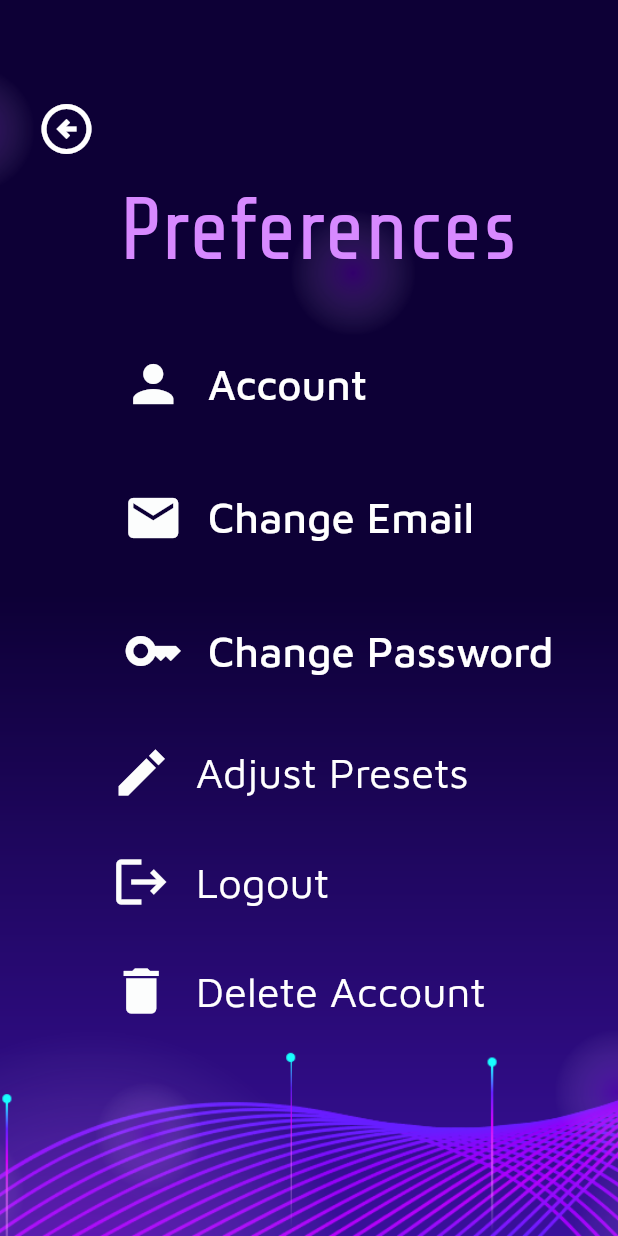
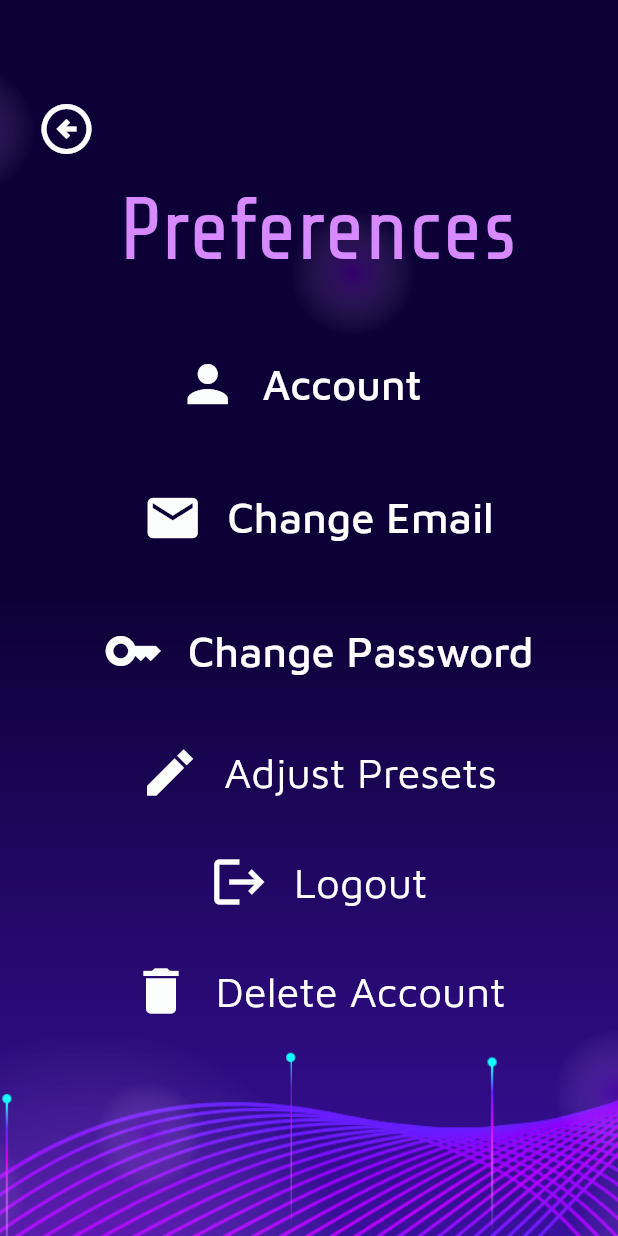
Before and after one commit to Temper-Tunes-Senior-Design-Project/TemperTunes, a Flutter app: the PreferencesPage screen opened directly, on a phone screen of 412 x 824 dp. Run offline on Flutter 3.47's test engine with Material 2 defaults, Android fonts, the phone set to English and light mode, and no system bars; our stand-ins replace camera, cloud_firestore, cloud_functions, firebase_auth, firebase_core, firebase_crashlytics and 6 more; missing offline and left inert: collapsible_sidebar, mockito, simple_ripple_animation; accounts and stored records are empty.

Commit message:
Updated files

```diff
--- a/lib/Pages/PreferencesPage.dart
+++ b/lib/Pages/PreferencesPage.dart
@@ -57,7 +57,8 @@ class LargeScreen extends StatelessWidget {
             ),
 
             ///Main Container
-            Container(
+            FittedBox(
+              child: Container(
                 height: height * 0.8,
                 width: width * 0.3,
                 decoration: BoxDecoration(
@@ -77,7 +78,8 @@ class LargeScreen extends StatelessWidget {
                     ),
 
                     ///Preferences Title
-                  Container(
+                    FittedBox(
+                      child: Container(
                         alignment: Alignment.center,
                         padding: EdgeInsets.only(
                             top: 0.03 * height, bottom: 0.03 * height),
@@ -87,6 +89,7 @@ class LargeScreen extends StatelessWidget {
                             fontSize: 53,
                             fontFamily: 'Share Tech',
                             color: MyPalette.lightPurple,
+                          ),
                         ),
                       ),
                     ),
@@ -146,7 +149,8 @@ class LargeScreen extends StatelessWidget {
                               Container(
                                   alignment: Alignment.topLeft,
                                   child: Icon(
-                                  IconData(0xe22a, fontFamily: 'MaterialIcons'),
+                                    IconData(0xe22a,
+                                        fontFamily: 'MaterialIcons'),
                                     color: MyPalette.white,
                                     size: 24,
                                   )),
@@ -245,6 +249,7 @@ class LargeScreen extends StatelessWidget {
                         ],
                       ),
                     ),
+
                     ///Logout
                     Container(
                       padding: EdgeInsets.only(top: 0.035 * height),
@@ -275,6 +280,7 @@ class LargeScreen extends StatelessWidget {
                         ],
                       ),
                     ),
+
                     ///Delete
                     Container(
                       padding: EdgeInsets.only(top: 0.035 * height),
@@ -306,6 +312,7 @@ class LargeScreen extends StatelessWidget {
                       ),
                     ),
                   ],
+                ),
               ),
             ),
           ],
@@ -361,12 +368,14 @@ class SmallScreen extends StatelessWidget {
                   ],
                 ),
               ),
-              Container(
+              FittedBox(
+                child: Container(
                   alignment: Alignment.center,
                   child: Column(
                     mainAxisAlignment: MainAxisAlignment.center,
                     children: [
                       Column(
+                        crossAxisAlignment: CrossAxisAlignment.center,
                         children: [
                           ///Preferences Title
                           Container(
@@ -383,35 +392,38 @@ class SmallScreen extends StatelessWidget {
                             ),
                           ),
 
-                        Container(
+                          Center(
+                            child: Container(
                               alignment: Alignment.center,
                               padding: EdgeInsets.only(
                                   right: 0.03 * width, left: 0.03 * width),
                               child: Column(
-                            mainAxisAlignment: MainAxisAlignment.spaceEvenly,
+                                mainAxisAlignment:
+                                    MainAxisAlignment.spaceEvenly,
+                                crossAxisAlignment: CrossAxisAlignment.center,
                                 children: [
                                   ///Account
                                   Container(
+                                    alignment: Alignment.center,
                                     child: TextButton(
                                       child: Container(
-                                    padding:
-                                        EdgeInsets.only(right: 0.03 * height),
+                                        padding: EdgeInsets.only(
+                                            right: 0.03 * height),
                                         child: Row(
                                           children: [
                                             Container(
-                                          padding: EdgeInsets.only(
-                                              left: 0.12 * width),
-                                          alignment: Alignment.topLeft,
                                               child: Icon(
                                                 IconData(0xe491,
-                                                fontFamily: 'MaterialIcons'),
+                                                    fontFamily:
+                                                        'MaterialIcons'),
                                                 color: MyPalette.white,
                                                 size: 40,
                                               ),
                                             ),
                                             Container(
                                               padding: EdgeInsets.only(
-                                              left: 0.04 * width, bottom: 0),
+                                                  left: 0.04 * width,
+                                                  bottom: 0),
                                               alignment: Alignment.topLeft,
                                               child: Text(
                                                 'Account',
@@ -429,7 +441,8 @@ class SmallScreen extends StatelessWidget {
                                         Navigator.push(
                                             context,
                                             MaterialPageRoute(
-                                            builder: (context) => UserPage()));
+                                                builder: (context) =>
+                                                    UserPage()));
                                       },
                                       style: ElevatedButton.styleFrom(
                                         backgroundColor: Colors.transparent,
@@ -440,24 +453,24 @@ class SmallScreen extends StatelessWidget {
 
                                   ///Change Email
                                   Container(
-                                padding: EdgeInsets.only(top: 0.04 * height),
+                                    padding:
+                                        EdgeInsets.only(top: 0.04 * height),
                                     child: TextButton(
                                       child: Row(
                                         children: [
                                           ///icon
                                           Container(
-                                          padding: EdgeInsets.only(
-                                              left: 0.12 * width),
                                             alignment: Alignment.topLeft,
                                             child: Icon(
                                               IconData(0xe22a,
                                                   fontFamily: 'MaterialIcons'),
                                               color: MyPalette.white,
                                               size: 40,
-                                          )),
+                                            ),
+                                          ),
                                           Container(
-                                        padding:
-                                            EdgeInsets.only(left: 0.04 * width),
+                                            padding: EdgeInsets.only(
+                                                left: 0.04 * width),
                                             alignment: Alignment.topLeft,
                                             child: Text(
                                               'Change Email',
@@ -486,24 +499,24 @@ class SmallScreen extends StatelessWidget {
 
                                   ///Change Password
                                   Container(
-                                padding: EdgeInsets.only(top: 0.04 * height),
+                                    padding:
+                                        EdgeInsets.only(top: 0.04 * height),
                                     child: TextButton(
                                       child: Row(
                                         children: [
                                           ///icon
                                           Container(
-                                          padding: EdgeInsets.only(
-                                              left: 0.12 * width),
                                               alignment: Alignment.topLeft,
                                               child: Icon(
                                                 IconData(0xf052b,
-                                                fontFamily: 'MaterialIcons'),
+                                                    fontFamily:
+                                                        'MaterialIcons'),
                                                 color: MyPalette.white,
                                                 size: 40,
                                               )),
                                           Container(
-                                        padding:
-                                            EdgeInsets.only(left: 0.04 * width),
+                                            padding: EdgeInsets.only(
+                                                left: 0.04 * width),
                                             alignment: Alignment.topLeft,
                                             child: Text(
                                               'Change Password',
@@ -532,13 +545,12 @@ class SmallScreen extends StatelessWidget {
 
                                   ///Adjust Presets
                                   Container(
-                                padding: EdgeInsets.only(top: 0.04 * height),
+                                    padding:
+                                        EdgeInsets.only(top: 0.04 * height),
                                     child: Row(
                                       children: [
                                         ///icon
                                         Container(
-                                        padding:
-                                            EdgeInsets.only(left: 0.12 * width),
                                             alignment: Alignment.topLeft,
                                             child: Icon(
                                               IconData(0xe91c,
@@ -547,8 +559,8 @@ class SmallScreen extends StatelessWidget {
                                               size: 40,
                                             )),
                                         Container(
-                                      padding:
-                                          EdgeInsets.only(left: 0.04 * width),
+                                          padding: EdgeInsets.only(
+                                              left: 0.04 * width),
                                           alignment: Alignment.topLeft,
                                           child: Text(
                                             'Adjust Presets',
@@ -563,23 +575,23 @@ class SmallScreen extends StatelessWidget {
                                     ),
                                   ),
                                   Container(
-                                padding: EdgeInsets.only(top: 0.04 * height),
+                                    padding:
+                                        EdgeInsets.only(top: 0.04 * height),
                                     child: Row(
                                       children: [
                                         ///icon
                                         Container(
-                                        padding:
-                                        EdgeInsets.only(left: 0.12 * width),
                                           alignment: Alignment.topLeft,
                                           child: Icon(
                                             IconData(0xe3b3,
                                                 fontFamily: 'MaterialIcons'),
                                             color: MyPalette.white,
                                             size: 40,
-                                        )),
+                                          ),
+                                        ),
                                         Container(
-                                      padding:
-                                      EdgeInsets.only(left: 0.04 * width),
+                                          padding: EdgeInsets.only(
+                                              left: 0.04 * width),
                                           alignment: Alignment.topLeft,
                                           child: Text(
                                             'Logout',
@@ -593,15 +605,15 @@ class SmallScreen extends StatelessWidget {
                                       ],
                                     ),
                                   ),
+
                                   ///Delete
                                   Container(
-                                padding: EdgeInsets.only(top: 0.04 * height),
+                                    padding:
+                                        EdgeInsets.only(top: 0.04 * height),
                                     child: Row(
                                       children: [
                                         ///icon
                                         Container(
-                                        padding:
-                                            EdgeInsets.only(left: 0.12 * width),
                                             alignment: Alignment.topLeft,
                                             child: Icon(
                                               IconData(0xe1b9,
@@ -610,8 +622,8 @@ class SmallScreen extends StatelessWidget {
                                               size: 40,
                                             )),
                                         Container(
-                                      padding:
-                                          EdgeInsets.only(left: 0.04 * width),
+                                          padding: EdgeInsets.only(
+                                              left: 0.04 * width),
                                           alignment: Alignment.topLeft,
                                           child: Text(
                                             'Delete Account',
@@ -628,9 +640,11 @@ class SmallScreen extends StatelessWidget {
                                 ],
                               ),
                             ),
+                          ),
                         ],
                       ),
                     ],
+                  ),
                 ),
               ),
             ],
--- a/lib/main.dart
+++ b/lib/main.dart
@@ -4,6 +4,7 @@ import 'package:firebase_core/firebase_core.dart';
 import 'package:firebase_crashlytics/firebase_crashlytics.dart';
 import 'package:flutter/material.dart';
 import 'Pages/LandingPage.dart';
+import 'Pages/HomePage.dart';
 
 import 'Widgets/MockNavigator.dart';
 import 'firebase_options.dart';
@@ -61,7 +62,7 @@ class App extends StatelessWidget {
       //  }
       //),
 
-      home: LandingPage(),
+      home: HomePage(),
 
       // home: FutureBuilder<List<CameraDescription>>(
       //     future: availableCameras(),
```
Also changed, not shown: lib/Pages/CameraPage.dart (+8 -6 lines), lib/Pages/LandingPage.dart (+5 -39 lines), lib/Pages/LoginPage.dart (+31 -19 lines), 1 other file. Lines whose indentation alone changed are shown as unchanged.
